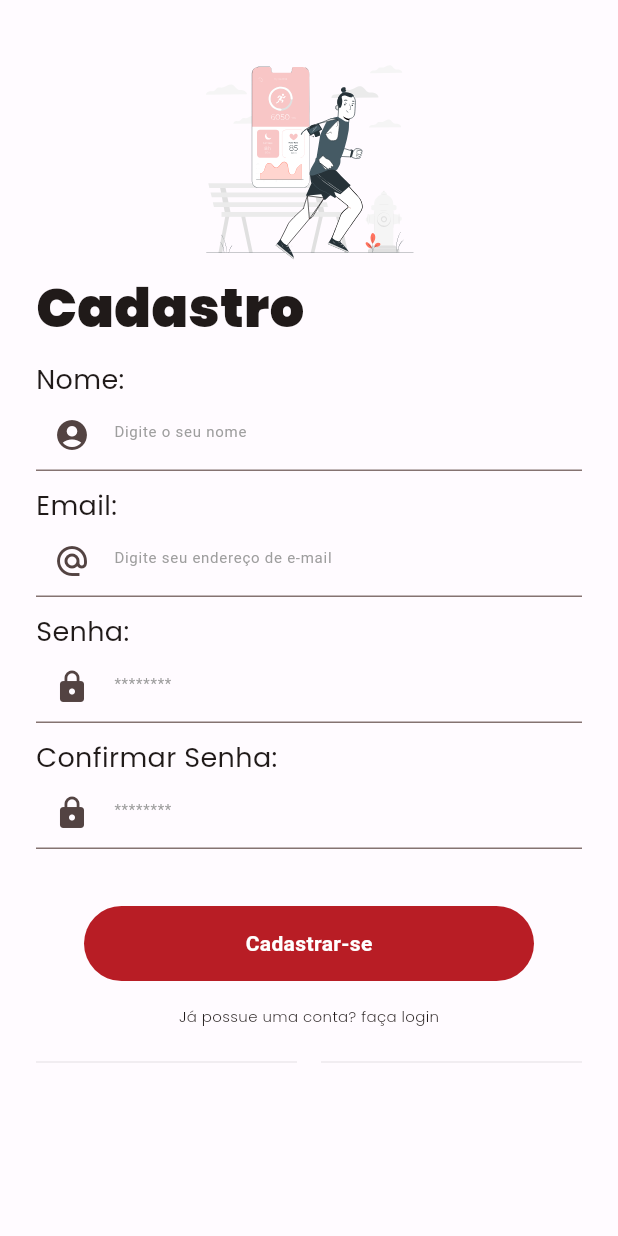
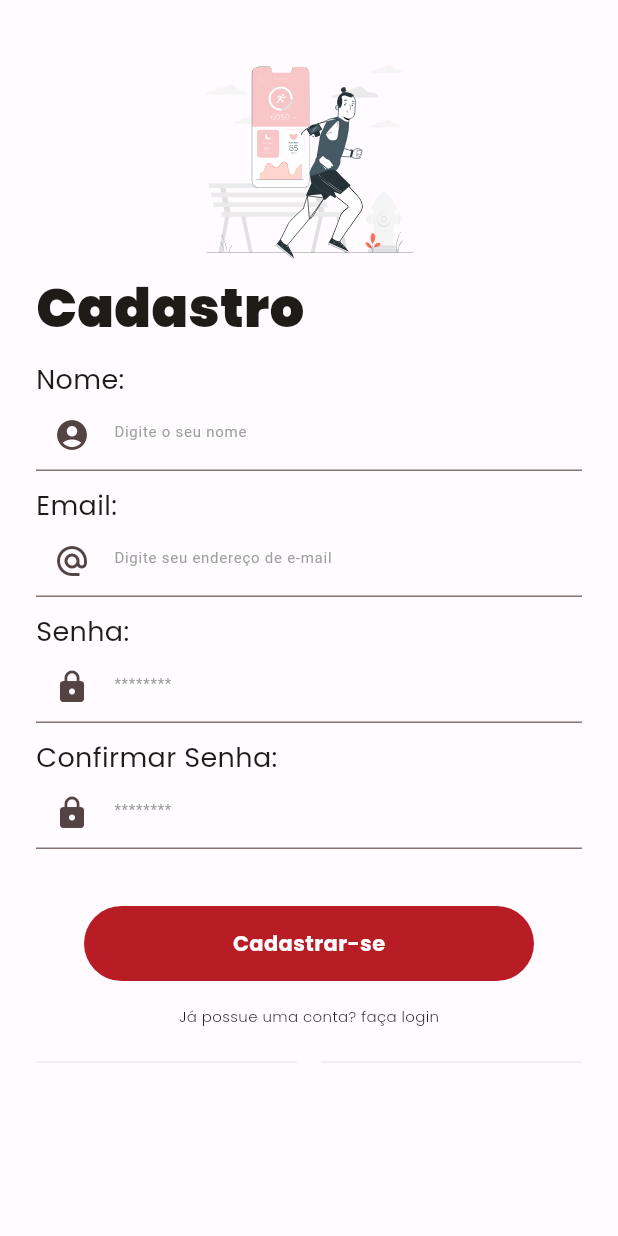
Before and after one commit to marcelomnzs/DSI, a Flutter app: the RegisterPage screen opened by its route, on a phone screen of 412 x 824 dp. Run offline on Flutter 3.47's test engine with Material 3 defaults, Android fonts, the phone set to English and light mode, and no system bars; our stand-ins replace flutter_svg, google_fonts, google_nav_bar.

Commit message:
Alterações de fontes diferentes para padronização das telas

```diff
--- a/lib/screens/RegisterPage.dart
+++ b/lib/screens/RegisterPage.dart
@@ -147,14 +147,14 @@ class RegisterPage extends StatelessWidget {
                   decoration: BoxDecoration(
                       color: lightColorScheme.primary,
                       borderRadius: BorderRadius.circular(34)),
-                  child: const Text(
-                    'Cadastrar-se',
-                    style: TextStyle(
-                      color: Colors.white,
-                      fontWeight: FontWeight.bold,
-                      fontSize: 14,
-                    ),
-                  ),
+                  child: Text('Cadastrar-se',
+                      style: GoogleFonts.poppins(
+                        textStyle: const TextStyle(
+                          color: Colors.white,
+                          fontWeight: FontWeight.bold,
+                          fontSize: 14,
+                        ),
+                      )),
                 ),
               ),
             ),
```
Also changed, not shown: lib/screens/login_page.dart (+8 -8 lines).
